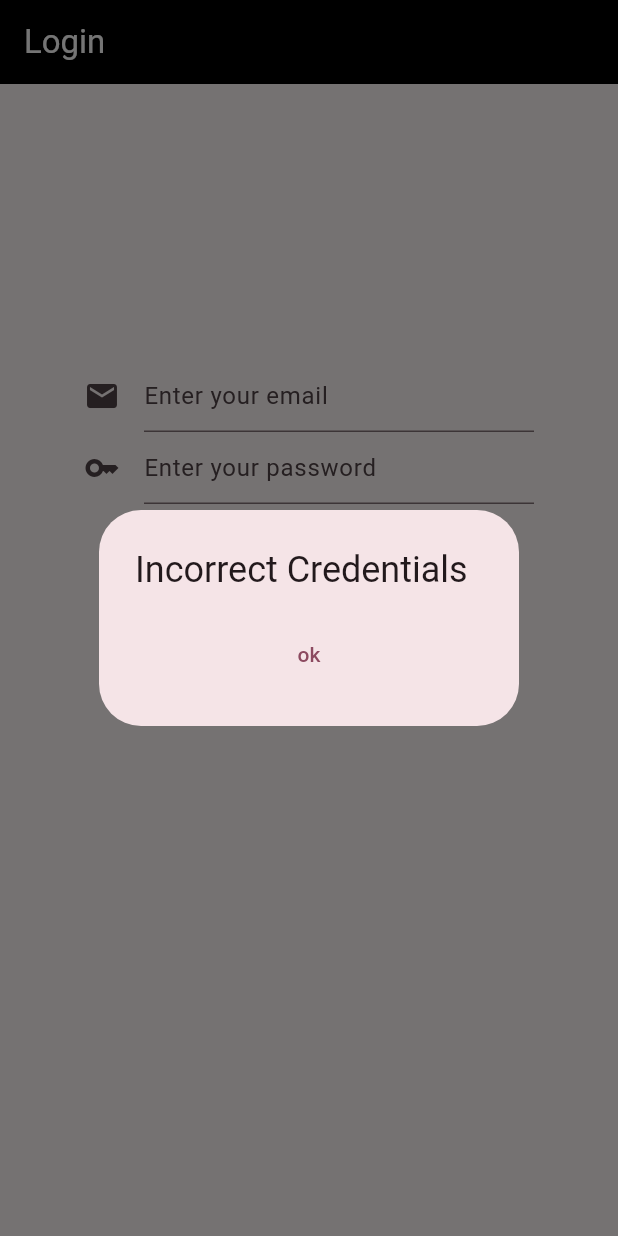
After one commit to jasshu01/database_practice, a Flutter app: the screen it shows after launch, after a tap on "Login", on a phone screen of 412 x 824 dp. The commit adds this screen. Run offline on Flutter 3.47's test engine with Material 2 defaults, Android fonts, the phone set to English and light mode, and no system bars; our stand-ins replace sqflite; accounts and stored records are empty.

Commit message:
User Login

```diff
--- a/lib/database_helper.dart
+++ b/lib/database_helper.dart
@@ -5,16 +5,24 @@ class DataBaseHelper {
   Database? _database;
 
   Future<void> open() async {
+    try {
       if (_database == null) {
         _database = await openDatabase(
           join(await getDatabasesPath(), 'my_database.db'),
           onCreate: (db, version) {
-          return db.execute(
+            db.execute(
               'CREATE TABLE items(id INTEGER PRIMARY KEY, name TEXT, description TEXT)',
             );
+            db.execute(
+              'CREATE TABLE users(id INTEGER PRIMARY KEY, email TEXT PRIMARY KEY, password TEXT)',
+            );
+            return;
           },
-        version: 1,
+          version: 3,
         );
+      }
+    } catch (e) {
+      print("Error while opening the database: $e");
     }
   }
 
@@ -30,8 +38,8 @@ class DataBaseHelper {
 
   Future<int> update(Map<String, dynamic> data) async {
     await open();
-    return await _database!.update('items', data,
-        where: 'id = ?', whereArgs: [data['id']]);
+    return await _database!
+        .update('items', data, where: 'id = ?', whereArgs: [data['id']]);
   }
 
   Future<int> delete(int id) async {
@@ -39,4 +47,47 @@ class DataBaseHelper {
     return await _database!.delete('items', where: 'id = ?', whereArgs: [id]);
   }
 
+  // Future<int> addUser(Map<String, dynamic> data) async {
+  //   await open();
+  //   return await _database!.insert('users', data);
+  // }
+  Future<void> addUser(Map<String, dynamic> user) async {
+    await open(); // Ensure that the database is open.
+
+    try {
+      // Insert the user into the 'users' table.
+      await _database!.insert('users', user);
+      print('User added to the database: ${user['email']}');
+    } catch (e) {
+      print('Error adding user to the database: $e');
     }
+  }
+
+  Future<int> updateUser(Map<String, dynamic> data) async {
+    await open();
+    return await _database!
+        .update('users', data, where: 'id = ?', whereArgs: [data['id']]);
+  }
+
+  Future<int> deleteUser(int id) async {
+    await open();
+    return await _database!.delete('users', where: 'id = ?', whereArgs: [id]);
+  }
+
+  Future<bool> findUser(Map<String, dynamic> user) async {
+    await open(); // Ensure that the database is open.
+
+
+    List<Map<String, dynamic>> results = await _database!.query(
+      'users',
+      where: 'email = ? AND password = ?',
+      whereArgs: [user['email'], user['password']],
+    );
+
+    if (results.isNotEmpty) {
+      return true;
+    } else {
+      return false;
+    }
+  }
+}
--- a/lib/main.dart
+++ b/lib/main.dart
@@ -1,4 +1,5 @@
 import 'package:database_practice/database_helper.dart';
+import 'package:database_practice/register_login_page.dart';
 import 'package:flutter/material.dart';
 
 void main() {
@@ -18,10 +19,11 @@ class MyApp extends StatelessWidget {
         colorScheme: ColorScheme.fromSeed(seedColor: Colors.black),
         useMaterial3: true,
       ),
-      home: MyHomePage(),
+      home: RegisterLoginPage(),
     );
   }
 }
+
 
 class MyHomePage extends StatefulWidget {
   @override
@@ -187,7 +189,7 @@ class _MyHomePageState extends State<MyHomePage> {
               itemBuilder: (context, index) {
                 final item = snapshot.data![index];
                 return ListTile(
-                  leading: Text("${index + 1}"),
+                  leading: Text("${index + 1},${item['id']}"),
                   title: Text(item['name']),
                   subtitle: Text(item['description']),
                   trailing: Container(
--- /dev/null
+++ b/lib/register_login_page.dart
@@ -0,0 +1,175 @@
+import 'package:flutter/cupertino.dart';
+import 'package:flutter/material.dart';
+
+import 'main.dart';
+
+class RegisterLoginPage extends StatefulWidget {
+  @override
+  State<RegisterLoginPage> createState() => _RegisterLoginPageState();
+}
+
+class _RegisterLoginPageState extends State<RegisterLoginPage> {
+  @override
+  Widget build(BuildContext context) {
+    TextEditingController usernameController = TextEditingController();
+    TextEditingController passwordController = TextEditingController();
+
+    bool validateEmailString(String email) {
+      return true;
+    }
+
+    bool validatePasswordString(String password) {
+      return true;
+    }
+
+    void showRegisterUserDialog(BuildContext context) {
+      showDialog(
+        context: context,
+        builder: (context) {
+          return AlertDialog(
+            title: Text('Register User'),
+            content: Column(
+              mainAxisSize: MainAxisSize.min,
+              children: <Widget>[
+                TextField(
+                  controller: usernameController,
+                  keyboardType: TextInputType.emailAddress,
+                  autocorrect: false,
+                  decoration: InputDecoration(
+                    hintText: "Enter your email",
+                    icon: Icon(Icons.email),
+                  ),
+                ),
+                TextField(
+                  controller: passwordController,
+                  obscureText: true,
+                  autocorrect: false,
+                  decoration: InputDecoration(
+                    hintText: "Enter your password",
+                    icon: Icon(Icons.key),
+                  ),
+                ),
+              ],
+            ),
+            actions: <Widget>[
+              TextButton(
+                onPressed: () {
+                  Navigator.of(context).pop(); // Close the dialog.
+                },
+                child: Text('Cancel'),
+              ),
+              TextButton(
+                onPressed: () {
+                  // Save the item to the database and update the UI.
+                  Map<String, dynamic> newItem = {
+                    'email': usernameController.text,
+                    'password': passwordController.text,
+                  };
+
+                  addUser(newItem);
+                  setState(() {
+                    // Refresh the UI.
+                  });
+
+                  Navigator.of(context).pop(); // Close the dialog.
+                },
+                child: Text('Register'),
+              ),
+            ],
+          );
+        },
+      );
+    }
+
+    return Scaffold(
+      appBar: AppBar(
+        title: Text(
+          'Login',
+          style: TextStyle(color: Colors.white),
+        ),
+        backgroundColor: Colors.black,
+      ),
+      body: Center(
+        child: Container(
+          width: 300,
+          height: 400,
+          child: Column(
+            children: [
+              TextField(
+                controller: usernameController,
+                keyboardType: TextInputType.emailAddress,
+                autocorrect: false,
+                decoration: InputDecoration(
+                  hintText: "Enter your email",
+                  icon: Icon(Icons.email),
+                ),
+              ),
+              TextField(
+                controller: passwordController,
+                obscureText: true,
+                autocorrect: false,
+                decoration: InputDecoration(
+                  hintText: "Enter your password",
+                  icon: Icon(Icons.key),
+                ),
+              ),
+              SizedBox(
+                height: 20,
+              ),
+              ElevatedButton(
+                  onPressed: () async {
+                    Map<String, dynamic> user = {
+                      'email': usernameController.text,
+                      'password': passwordController.text,
+                    };
+
+                    if (await findUser(user)) {
+                      print("found user");
+                      Navigator.pushReplacement(context,
+                          MaterialPageRoute(builder: (BuildContext context) {
+                        return MyHomePage();
+                      }));
+                    } else {
+                      print(" user not found");
+                      showDialog(
+                          context: context,
+                          builder: (BuildContext context) {
+                            return AlertDialog(
+                              title: Text("Incorrect Credentials"),
+                              content: TextButton(
+                                child: Text("ok"),
+                                onPressed: () {
+                                  Navigator.of(context).pop();
+                                },
+                              ),
+                            );
+                          });
+                    }
+
+                    setState(() {});
+                  },
+                  child: Text(
+                    "Login",
+                    style: TextStyle(fontSize: 20),
+                  )),
+              TextButton(
+                  onPressed: () {
+                    showRegisterUserDialog(context);
+                    setState(() {});
+                  },
+                  child: Text("New user? Register")),
+            ],
+          ),
+        ),
+      ),
+    );
+  }
+}
+
+Future<void> addUser(Map<String, dynamic> newItem) async {
+  await dataBaseHelper.addUser(newItem);
+}
+
+Future<bool> findUser(Map<String, dynamic> newItem) async {
+  return await dataBaseHelper.findUser(newItem);
+}
```
Lines whose indentation alone changed are shown as unchanged.
